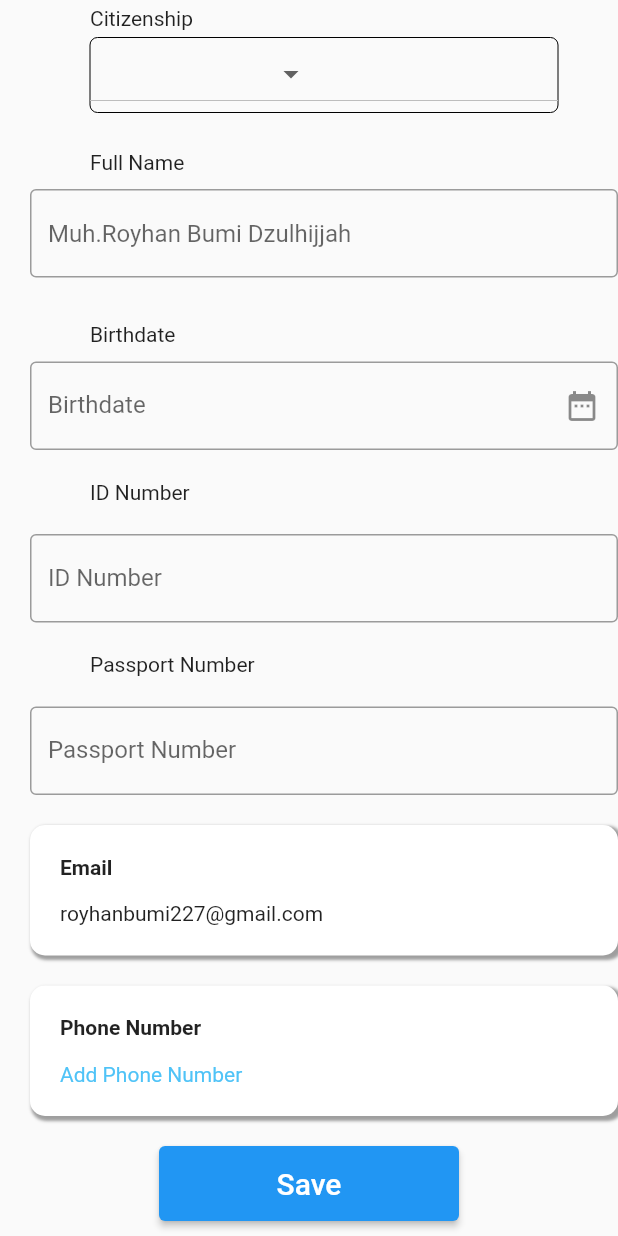
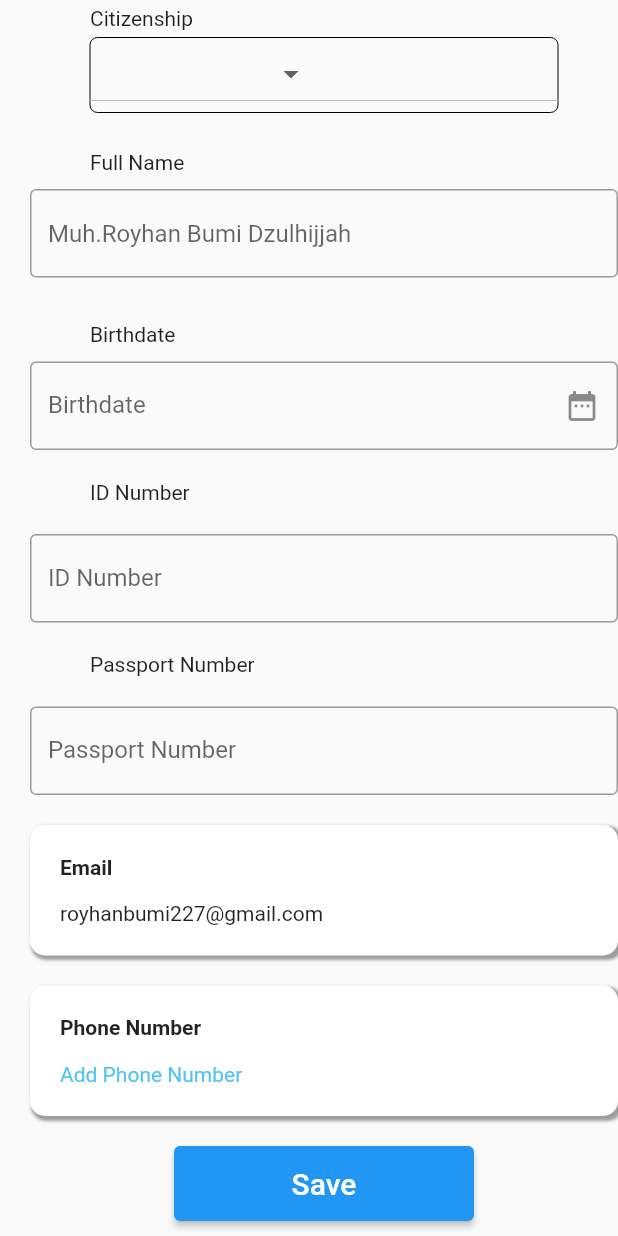
Before and after one commit to RoyhanRPL2/TugasClone, a Flutter app: the screen it shows after launch, scrolled down 280 dp, on a phone screen of 412 x 824 dp. Run offline on Flutter 3.47's test engine with Material 2 defaults, Android fonts, the phone set to English and light mode, and no system bars; missing offline and left inert: dart:html.

Commit message:
add margin

```diff
--- a/lib/igHome.dart
+++ b/lib/igHome.dart
@@ -372,6 +372,9 @@ class _igHomeState extends State<igHome> {
               height: 20,
             ),
             Container(
+              margin: EdgeInsets.only(
+                left: 20,
+              ),
               child: Column(
                 children: [
                   SizedBox(
```
